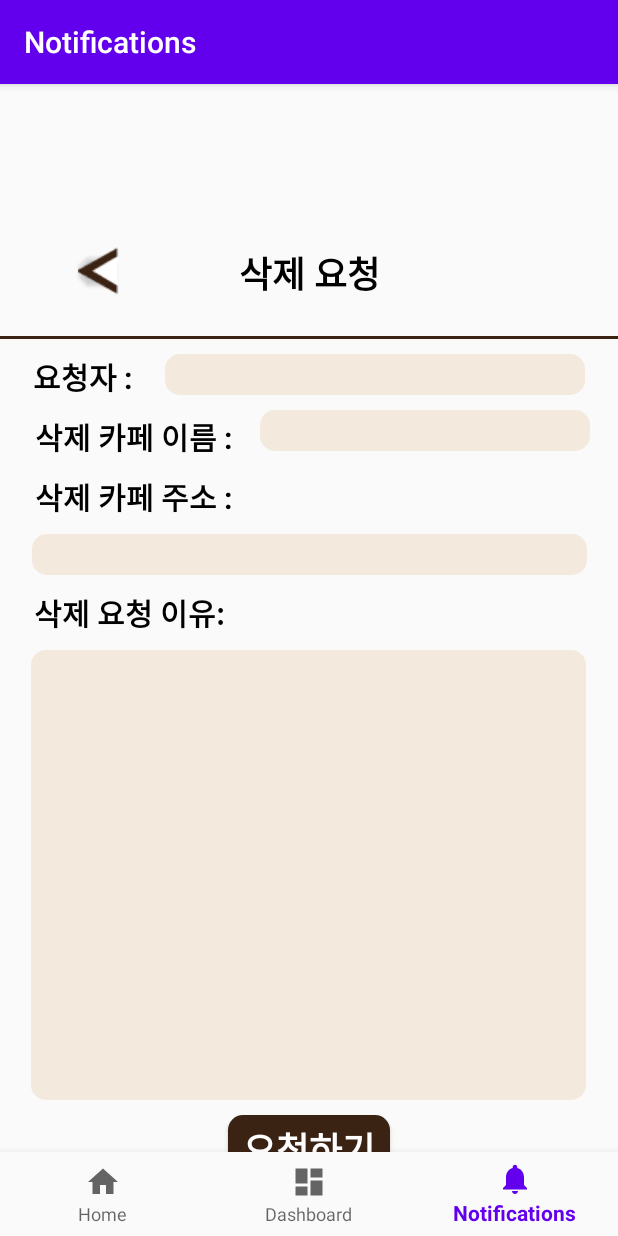
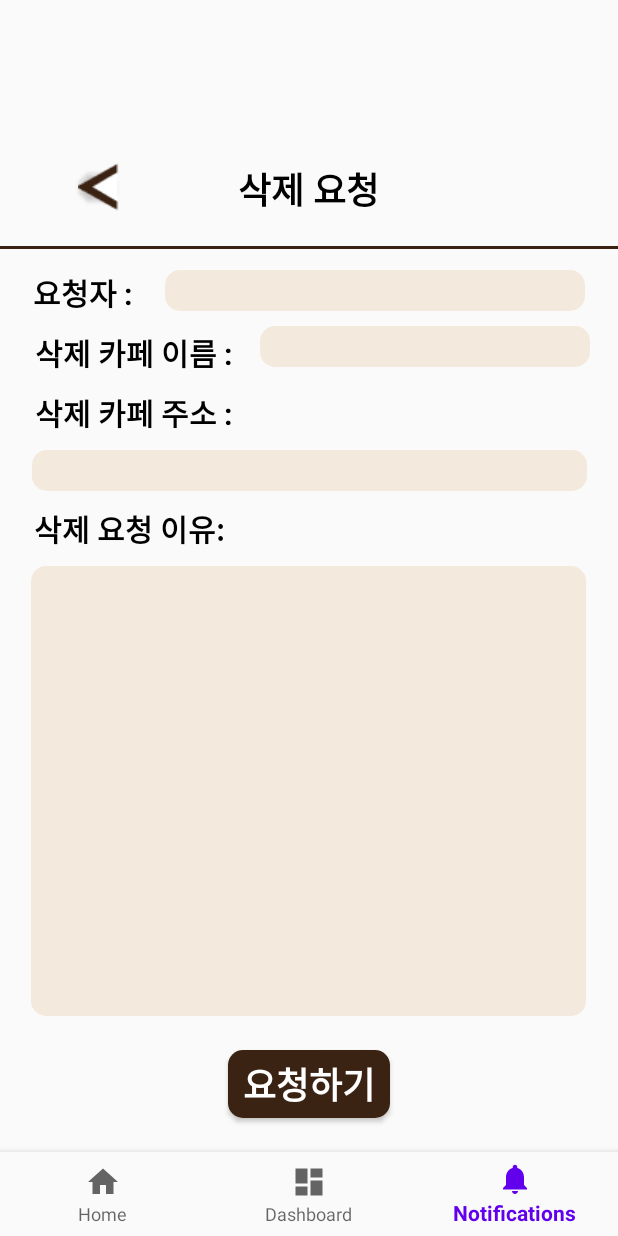
Before and after one commit to WeMakeCafe/app, an Android app: the ReviewFragment screen opened through its navigation route, on a phone screen of 412 x 824 dp. Run offline under Robolectric (Android 15) with nearby library versions, the phone set to English and light mode, and no system bars; our stand-ins replace navigation-ui.

Commit message:
액션바 없앰

```diff
--- a/app/src/main/AndroidManifest.xml
+++ b/app/src/main/AndroidManifest.xml
@@ -12,7 +12,8 @@
         <activity
             android:name=".MainActivity"
             android:exported="true"
-            android:label="@string/app_name">
+            android:label="@string/app_name" >
+
             <intent-filter>
                 <action android:name="android.intent.action.MAIN" />
 
--- a/app/src/main/java/com/example/wmc/MainActivity.java
+++ b/app/src/main/java/com/example/wmc/MainActivity.java
@@ -1,10 +1,12 @@
 package com.example.wmc;
 
 import android.os.Bundle;
+import android.view.Window;
 
 import com.google.android.material.bottomnavigation.BottomNavigationView;
 
 import androidx.appcompat.app.AppCompatActivity;
+import androidx.fragment.app.FragmentActivity;
 import androidx.navigation.NavController;
 import androidx.navigation.Navigation;
 import androidx.navigation.ui.AppBarConfiguration;
@@ -12,7 +14,8 @@ import androidx.navigation.ui.NavigationUI;
 
 import com.example.wmc.databinding.ActivityMainBinding;
 
-public class MainActivity extends AppCompatActivity {
+public class MainActivity extends FragmentActivity {
+    //상속 fragment로 변경. 기존엔 App어쩌구였음
 
     private ActivityMainBinding binding;
 
@@ -30,7 +33,8 @@ public class MainActivity extends AppCompatActivity {
                 R.id.navigation_home, R.id.navigation_dashboard, R.id.navigation_notifications)
                 .build();
         NavController navController = Navigation.findNavController(this, R.id.nav_host_fragment_activity_main);
-        NavigationUI.setupActionBarWithNavController(this, navController, appBarConfiguration);
+        //NavigationUI.setupActionBarWithNavController(this, navController, appBarConfiguration);
+        //frag로 변경하며 주석처리했음
         NavigationUI.setupWithNavController(binding.navView, navController);
     }
 
--- a/app/src/main/res/layout/fragment_review.xml
+++ b/app/src/main/res/layout/fragment_review.xml
@@ -27,6 +27,7 @@
         android:textSize="24sp"
         android:textStyle="bold"
         app:layout_constraintEnd_toEndOf="parent"
+        app:layout_constraintHorizontal_bias="0.498"
         app:layout_constraintStart_toStartOf="parent"
         app:layout_constraintTop_toTopOf="parent" />
 
@@ -34,7 +35,7 @@
         android:id="@+id/line"
         android:layout_width="0dp"
         android:layout_height="2dp"
-        android:layout_marginTop="24dp"
+        android:layout_marginTop="20dp"
         android:background="#3B2314"
         app:layout_constraintEnd_toEndOf="parent"
         app:layout_constraintHorizontal_bias="0.0"
@@ -109,6 +110,7 @@
         android:background="@drawable/edge_edittext"
         android:ems="10"
         android:inputType="textPersonName"
+        android:paddingLeft="10dp"
         app:layout_constraintEnd_toEndOf="parent"
         app:layout_constraintStart_toEndOf="@+id/requester"
         app:layout_constraintTop_toTopOf="parent" />
@@ -154,14 +156,24 @@
         android:id="@+id/request_button"
         android:layout_width="108dp"
         android:layout_height="45dp"
-        android:layout_marginTop="10dp"
         android:background="@drawable/edge_button"
         android:text="요청하기"
         android:textColor="#FFFFFF"
         android:textSize="24sp"
         android:textStyle="bold"
+        app:layout_constraintBottom_toTopOf="@+id/nav_view"
         app:layout_constraintEnd_toEndOf="parent"
         app:layout_constraintStart_toStartOf="parent"
         app:layout_constraintTop_toBottomOf="@+id/delete_cafe_reason_input" />
 
+    <com.google.android.material.bottomnavigation.BottomNavigationView
+        android:id="@+id/nav_view"
+        android:layout_width="0dp"
+        android:layout_height="wrap_content"
+        android:background="?android:attr/windowBackground"
+        app:layout_constraintBottom_toBottomOf="parent"
+        app:layout_constraintLeft_toLeftOf="parent"
+        app:layout_constraintRight_toRightOf="parent"
+        app:menu="@menu/bottom_nav_menu" />
+
 </androidx.constraintlayout.widget.ConstraintLayout>
--- a/app/src/main/res/values-night/themes.xml
+++ b/app/src/main/res/values-night/themes.xml
@@ -1,6 +1,6 @@
 <resources xmlns:tools="http://schemas.android.com/tools">
     <!-- Base application theme. -->
-    <style name="Theme.WMC" parent="Theme.MaterialComponents.DayNight.DarkActionBar">
+    <style name="Theme.WMC" parent="Theme.AppCompat.Light.NoActionBar">
         <!-- Primary brand color. -->
         <item name="colorPrimary">@color/purple_200</item>
         <item name="colorPrimaryVariant">@color/purple_700</item>
@@ -12,5 +12,7 @@
         <!-- Status bar color. -->
         <item name="android:statusBarColor" tools:targetApi="l">?attr/colorPrimaryVariant</item>
         <!-- Customize your theme here. -->
+
+
     </style>
 </resources>
--- a/app/src/main/res/values/themes.xml
+++ b/app/src/main/res/values/themes.xml
@@ -1,6 +1,6 @@
 <resources xmlns:tools="http://schemas.android.com/tools">
     <!-- Base application theme. -->
-    <style name="Theme.WMC" parent="Theme.AppCompat.DayNight.DarkActionBar">
+    <style name="Theme.WMC" parent="Theme.AppCompat.Light.NoActionBar">
         <!-- Primary brand color. -->
         <item name="colorPrimary">@color/purple_500</item>
         <item name="colorPrimaryVariant">@color/purple_700</item>
@@ -12,5 +12,7 @@
         <!-- Status bar color. -->
         <item name="android:statusBarColor" tools:targetApi="l">?attr/colorPrimaryVariant</item>
         <!-- Customize your theme here. -->
+
+
     </style>
 </resources>
```
